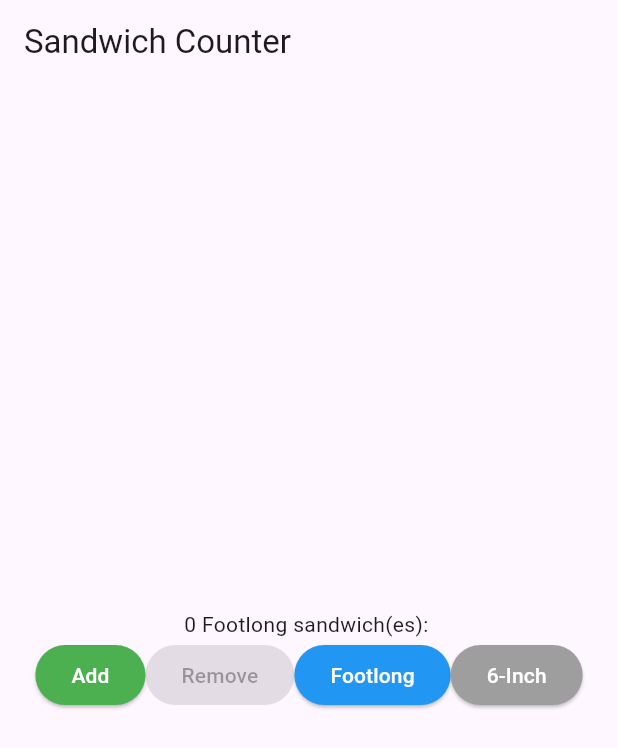
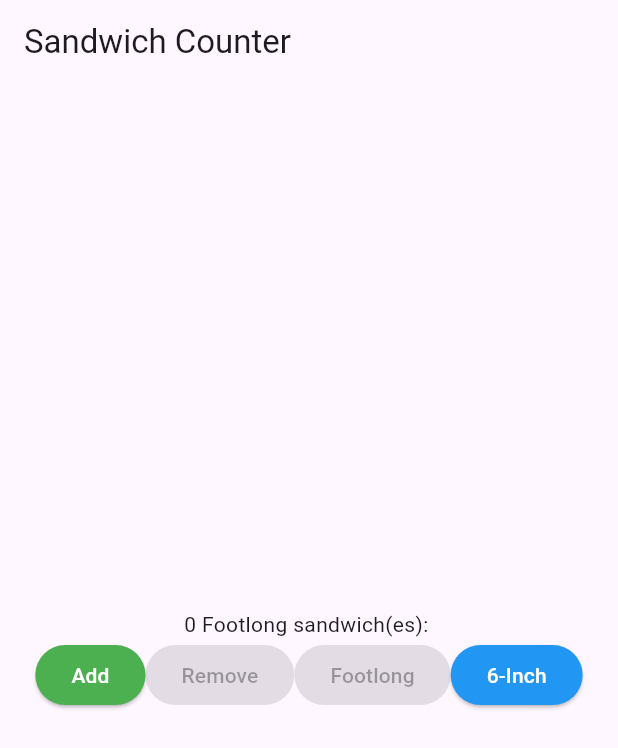
Before and after one commit to alcajuice/Week-1-Worksheet, a Flutter app: the screen it shows after launch, on a phone screen of 412 x 824 dp. Shown: the top 748 px of the screen. Run offline on Flutter 3.47's test engine with Material 3 defaults, Android fonts, the phone set to English and light mode, and no system bars.

Commit message:
Disable button for Footlong and 6-Inch

```diff
--- a/lib/main.dart
+++ b/lib/main.dart
@@ -86,22 +86,22 @@ class _OrderScreenState extends State<OrderScreen> {
                 ),
 
                 ElevatedButton(
-                  onPressed: _switchSandwichFootlong,
+                  onPressed: _sandwichType == 'Footlong'
+                      ? null
+                      : _switchSandwichFootlong,
                   style: ElevatedButton.styleFrom(
-                    backgroundColor: _sandwichType == '6-Inch'
-                        ? Colors.grey
-                        : Colors.blue,
+                    backgroundColor: Colors.blue,
                     foregroundColor: Colors.white,
                   ),
                   child: const Text('Footlong'),
                 ),
 
                 ElevatedButton(
-                  onPressed: _switchSandwich6inch,
+                  onPressed: _sandwichType == '6-Inch'
+                      ? null
+                      : _switchSandwich6inch,
                   style: ElevatedButton.styleFrom(
-                    backgroundColor: _sandwichType == 'Footlong'
-                        ? Colors.grey
-                        : Colors.blue,
+                    backgroundColor: Colors.blue,
                     foregroundColor: Colors.white,
                   ),
                   child: const Text('6-Inch'),
```
